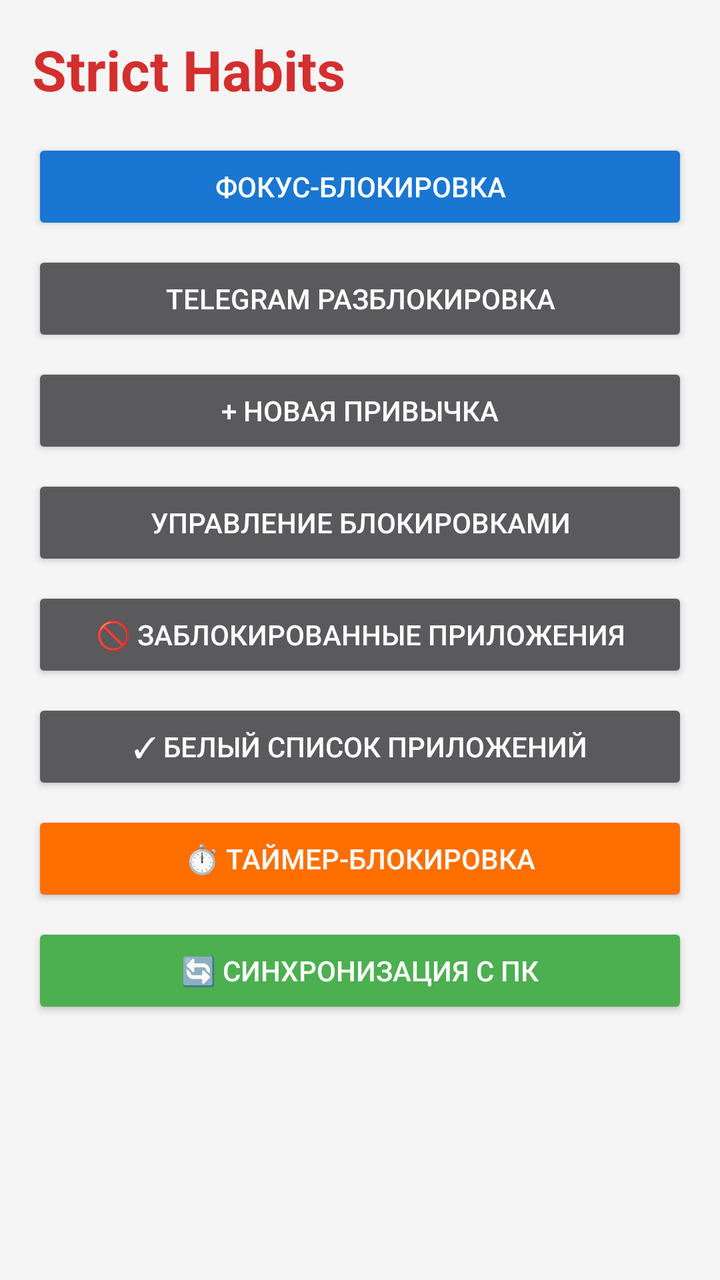
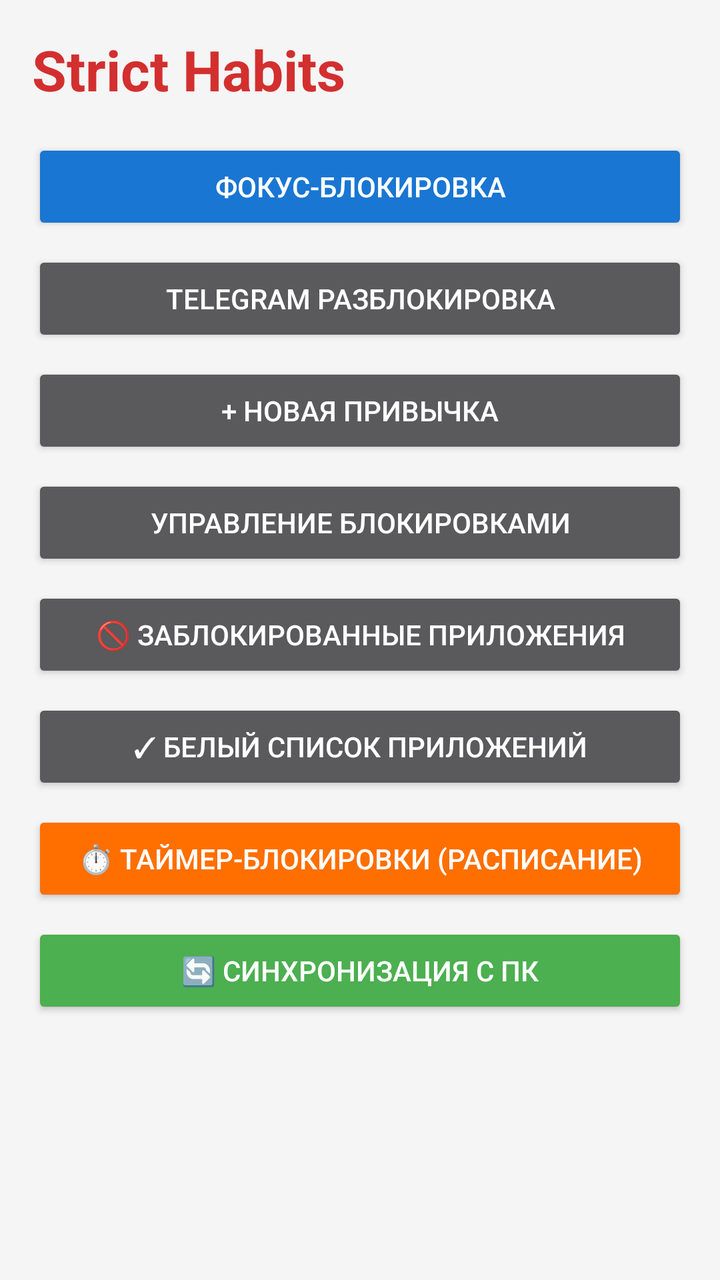

Screens rendered from an Android XML layout before and after an edit, with the pre-edit source and the edit as a unified diff.
<!-- AndroidManifest.xml: application theme Theme.StrictHabitsApp -->
<!-- res/layout/activity_main.xml -->
<?xml version="1.0" encoding="utf-8"?>
<LinearLayout xmlns:android="http://schemas.android.com/apk/res/android"
    android:layout_width="match_parent"
    android:layout_height="match_parent"
    android:orientation="vertical"
    android:padding="16dp"
    android:background="#F5F5F5">

    <TextView
        android:layout_width="wrap_content"
        android:layout_height="wrap_content"
        android:text="Strict Habits"
        android:textSize="28sp"
        android:textStyle="bold"
        android:textColor="#D32F2F"
        android:layout_marginBottom="16dp"/>

    <Button
        android:id="@+id/btnFocusLock"
        android:layout_width="match_parent"
        android:layout_height="wrap_content"
        android:text="ФОКУС-БЛОКИРОВКА"
        android:backgroundTint="#1976D2"
        android:textColor="#FFFFFF"/>

    <Button
        android:id="@+id/btnTelegram"
        android:layout_width="match_parent"
        android:layout_height="wrap_content"
        android:layout_marginTop="8dp"
        android:text="Telegram разблокировка"/>

    <Button
        android:id="@+id/btnAddHabit"
        android:layout_width="match_parent"
        android:layout_height="wrap_content"
        android:layout_marginTop="8dp"
        android:text="+ Новая привычка"/>

    <Button
        android:id="@+id/btnManageBlocks"
        android:layout_width="match_parent"
        android:layout_height="wrap_content"
        android:layout_marginTop="8dp"
        android:text="Управление блокировками"/>

    <Button
        android:id="@+id/btnBlockedApps"
        android:layout_width="match_parent"
        android:layout_height="wrap_content"
        android:layout_marginTop="8dp"
        android:text="🚫 Заблокированные приложения"/>

    <Button
        android:id="@+id/btnWhitelistedApps"
        android:layout_width="match_parent"
        android:layout_height="wrap_content"
        android:layout_marginTop="8dp"
        android:text="✓ Белый список приложений"/>

    <Button
        android:id="@+id/btnTimerLock"
        android:layout_width="match_parent"
        android:layout_height="wrap_content"
        android:layout_marginTop="8dp"
        android:text="⏱️ Таймер-блокировка"
        android:backgroundTint="#FF6F00"
        android:textColor="#FFFFFF"/>

    <Button
        android:id="@+id/btnSync"
        android:layout_width="match_parent"
        android:layout_height="wrap_content"
        android:layout_marginTop="8dp"
        android:text="🔄 Синхронизация с ПК"
        android:backgroundTint="#4CAF50"
        android:textColor="#FFFFFF"/>

    <Button
        android:id="@+id/btnRequestOverlay"
        android:layout_width="match_parent"
        android:layout_height="wrap_content"
        android:text="Разрешить поверх окон"
        android:layout_marginTop="8dp"
        android:visibility="gone" />

    <androidx.recyclerview.widget.RecyclerView
        android:id="@+id/habitsRecycler"
        android:layout_width="match_parent"
        android:layout_height="0dp"
        android:layout_weight="1"
        android:layout_marginTop="16dp"/>

</LinearLayout>
<!-- resources referenced by this layout -->
<resources>
  <style name="Theme.StrictHabitsApp" parent="Theme.AppCompat.NoActionBar">
          <item name="colorPrimary">#D32F2F</item>
          <item name="colorPrimaryDark">#B71C1C</item>
          <item name="colorAccent">#FF9800</item>
      </style>
</resources>

<!-- the commit's change to res/layout/activity_main.xml (unified diff, before → after) -->
@@ -63,7 +63,7 @@
         android:layout_width="match_parent"
         android:layout_height="wrap_content"
         android:layout_marginTop="8dp"
-        android:text="⏱️ Таймер-блокировка"
+        android:text="⏱️ Таймер-блокировки (расписание)"
         android:backgroundTint="#FF6F00"
         android:textColor="#FFFFFF"/>
 
